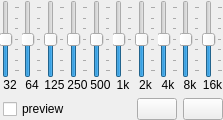
Above: sources/editor/widgets/equalizer.ui from davy7125/polyphone before the change. Below: the same form after it.
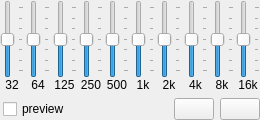
That is the form after the change. Icons and pictures are not drawn.

```diff
--- a/sources/editor/widgets/equalizer.ui
+++ b/sources/editor/widgets/equalizer.ui
@@ -6,7 +6,7 @@
    <rect>
     <x>0</x>
     <y>0</y>
-    <width>223</width>
+    <width>260</width>
     <height>120</height>
    </rect>
   </property>
```
Left out of the diff: 166 changed lines with no effect on the pictures.
